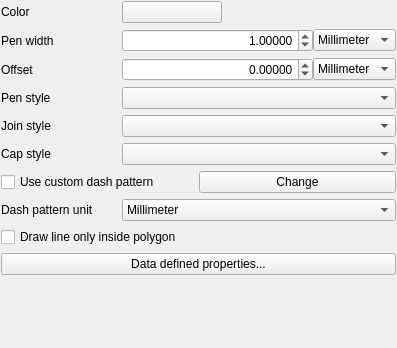
This is src/ui/symbollayer/widget_simpleline.ui in qgis/QGIS as Qt 5 draws it before an edit. The edited form follows.
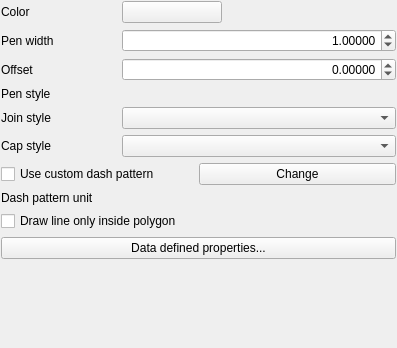
This is the edited form. Custom widgets are drawn as their Qt base class.

Commit message: min-max map unit scale support

The edit to the form file:
```diff
--- a/src/ui/symbollayer/widget_simpleline.ui
+++ b/src/ui/symbollayer/widget_simpleline.ui
@@ -102,24 +102,7 @@
       </widget>
      </item>
      <item>
-      <widget class="QComboBox" name="mPenWidthUnitComboBox">
-       <property name="sizePolicy">
-        <sizepolicy hsizetype="Minimum" vsizetype="Fixed">
-         <horstretch>0</horstretch>
-         <verstretch>0</verstretch>
-        </sizepolicy>
-       </property>
-       <item>
-        <property name="text">
-         <string>Millimeter</string>
-        </property>
-       </item>
-       <item>
-        <property name="text">
-         <string>Map unit</string>
-        </property>
-       </item>
-      </widget>
+      <widget class="QgsUnitSelectionWidget" name="mPenWidthUnitWidget" native="true"/>
      </item>
     </layout>
    </item>
@@ -158,24 +141,7 @@
       </widget>
      </item>
      <item>
-      <widget class="QComboBox" name="mOffsetUnitComboBox">
-       <property name="sizePolicy">
-        <sizepolicy hsizetype="Minimum" vsizetype="Fixed">
-         <horstretch>0</horstretch>
-         <verstretch>0</verstretch>
-        </sizepolicy>
-       </property>
-       <item>
-        <property name="text">
-         <string>Millimeter</string>
-        </property>
-       </item>
-       <item>
-        <property name="text">
-         <string>Map unit</string>
-        </property>
-       </item>
-      </widget>
+      <widget class="QgsUnitSelectionWidget" name="mOffsetUnitWidget" native="true"/>
      </item>
     </layout>
    </item>
@@ -187,7 +153,7 @@
     </widget>
    </item>
    <item row="3" column="1">
-    <widget class="QgsPenStyleComboBox" name="cboPenStyle"/>
+    <widget class="QgsPenStyleComboBox" name="cboPenStyle" native="true"/>
    </item>
    <item row="4" column="0">
     <widget class="QLabel" name="label_5">
@@ -237,20 +203,6 @@
      </property>
     </widget>
    </item>
-   <item row="7" column="1">
-    <widget class="QComboBox" name="mDashPatternUnitComboBox">
-     <item>
-      <property name="text">
-       <string>Millimeter</string>
-      </property>
-     </item>
-     <item>
-      <property name="text">
-       <string>Map unit</string>
-      </property>
-     </item>
-    </widget>
-   </item>
    <item row="11" column="0" colspan="2">
     <widget class="QPushButton" name="mDataDefinedPropertiesButton">
      <property name="sizePolicy">
@@ -275,22 +227,31 @@
      </item>
     </layout>
    </item>
+   <item row="7" column="1">
+    <widget class="QgsUnitSelectionWidget" name="mDashPatternUnitWidget" native="true"/>
+   </item>
   </layout>
  </widget>
  <customwidgets>
+  <customwidget>
+   <class>QgsPenJoinStyleComboBox</class>
+   <extends>QComboBox</extends>
+   <header>qgspenstylecombobox.h</header>
+  </customwidget>
   <customwidget>
    <class>QgsColorButton</class>
    <extends>QPushButton</extends>
    <header>qgscolorbutton.h</header>
   </customwidget>
+  <customwidget>
+   <class>QgsUnitSelectionWidget</class>
+   <extends>QWidget</extends>
+   <header>qgsunitselectionwidget.h</header>
+   <container>1</container>
+  </customwidget>
   <customwidget>
    <class>QgsPenStyleComboBox</class>
-   <extends>QComboBox</extends>
-   <header>qgspenstylecombobox.h</header>
-  </customwidget>
-  <customwidget>
-   <class>QgsPenJoinStyleComboBox</class>
-   <extends>QComboBox</extends>
+   <extends>QWidget</extends>
    <header>qgspenstylecombobox.h</header>
   </customwidget>
   <customwidget>
```
The commit also changes 62 other files.
